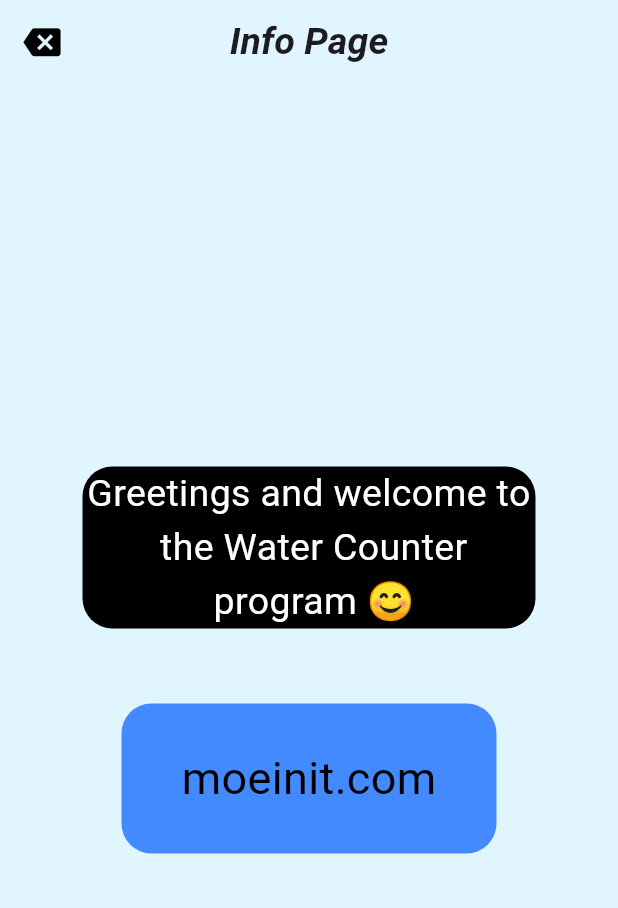
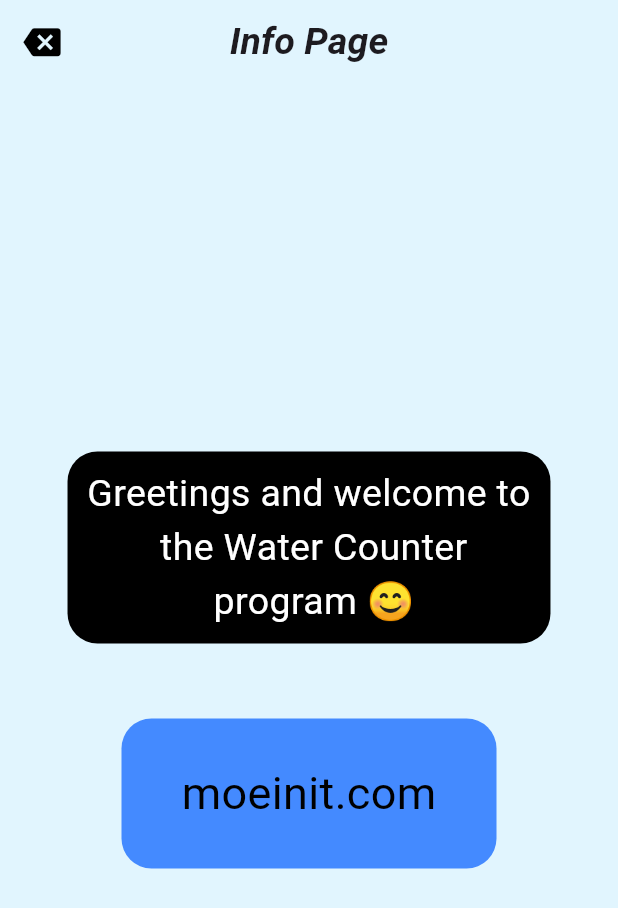
Before and after one commit to moeinhe83/Flutter_CounterApp, a Flutter app: the screen it shows after launch, after a tap on the "info" icon, on a phone screen of 412 x 824 dp. Shown: the top 908 px of the screen. Run offline on Flutter 3.47's test engine with Material 3 defaults, Android fonts, the phone set to English and light mode, and no system bars.

Commit message:
Update Info Section

```diff
--- a/lib/main.dart
+++ b/lib/main.dart
@@ -19,6 +19,7 @@ class MyApp extends StatelessWidget {
             Builder(
               builder: (context) {
                 return IconButton(
+                  tooltip: "Information",
                   onPressed: () {
                     Navigator.push(
                       context,
@@ -254,10 +255,16 @@ class Info extends StatelessWidget {
                   borderRadius: BorderRadius.circular(20),
                   color: Colors.black,
                 ),
-                child: const Text(
-                  textAlign: TextAlign.center,
-                  "Greetings and welcome to \n the Water Counter \n program 😊",
-                  style: TextStyle(fontSize: 25, color: Colors.white),
+                child: Padding(
+                  padding: const EdgeInsets.all(10.0),
+                  child: const Text(
+                    textAlign: TextAlign.center,
+                    "Greetings and welcome to \n the Water Counter \n program 😊",
+                    style: TextStyle(
+                      fontSize: 25,
+                      color: Colors.white,
+                    ),
+                  ),
                 ),
               ),
             ),
```
